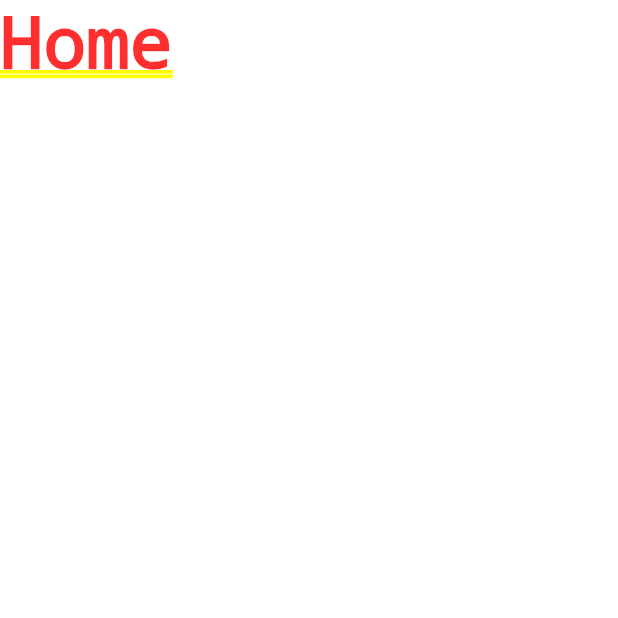
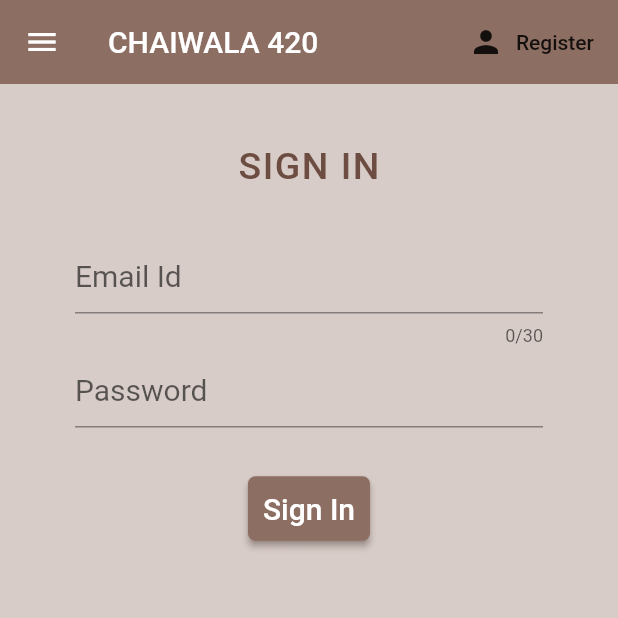
Before and after one commit to ShinuMathew/brewdy, a Flutter app: the screen it shows after launch, on a phone screen of 412 x 824 dp, the top half of it. Run offline on Flutter 3.47's test engine with Material 2 defaults, Android fonts, the phone set to English and light mode, and no system bars; our stand-ins replace firebase_auth, firebase_core; accounts and stored records are empty.

Commit message:
Added Sign up

```diff
--- a/lib/main.dart
+++ b/lib/main.dart
@@ -1,16 +1,24 @@
+import 'package:chaiwala420/models/user_model.dart';
 import 'package:chaiwala420/screens/wrapper.dart';
+import 'package:chaiwala420/services/auth.dart';
+import 'package:firebase_core/firebase_core.dart';
 import 'package:flutter/material.dart';
+import 'package:provider/provider.dart';
 
-void main() {
+void main() async {
+  WidgetsFlutterBinding.ensureInitialized();
+  await Firebase.initializeApp();
   runApp(ChaiWala());
 }
 
 class ChaiWala extends StatelessWidget {
-
   @override
   Widget build(BuildContext context) {
-    return MaterialApp(
-      home: Wrapper(),
+    return StreamProvider<UserModel>.value(
+      value: AuthService().user,
+      child: MaterialApp(
+        home: Wrapper(),
+      ),
     );
   }
 }
--- /dev/null
+++ b/lib/models/user_model.dart
@@ -0,0 +1,8 @@
+
+class UserModel {
+
+  final String uid;
+
+  UserModel({this.uid});
+
+}
--- a/lib/screens/authenticate/authenticate.dart
+++ b/lib/screens/authenticate/authenticate.dart
@@ -1,17 +1,24 @@
+import 'package:chaiwala420/screens/authenticate/register.dart';
+import 'package:chaiwala420/screens/authenticate/sign_in.dart';
 import 'package:flutter/material.dart';
 
-
 class Authenticate extends StatefulWidget {
-
   @override
   _AuthenticateState createState() => _AuthenticateState();
 }
 
 class _AuthenticateState extends State<Authenticate> {
+  bool showSignIn = true;
+
   @override
   Widget build(BuildContext context) {
-    return Container(
-      child: Text("Authenticate"),
-    );
+    if (showSignIn)
+      return SignIn(toggleView: toggleView);
+    else
+      return Register(toggleView: toggleView);
+  }
+
+  void toggleView() {
+    setState(() => showSignIn = !showSignIn);
   }
 }
--- /dev/null
+++ b/lib/screens/authenticate/sign_in.dart
@@ -0,0 +1,130 @@
+import 'package:chaiwala420/services/auth.dart';
+import 'package:chaiwala420/widgets/common/hamburger.dart';
+import 'package:firebase_auth/firebase_auth.dart';
+import 'package:flutter/cupertino.dart';
+import 'package:flutter/material.dart';
+
+class SignIn extends StatefulWidget {
+  final Function toggleView;
+
+  SignIn({this.toggleView});
+
+  @override
+  _SignInState createState() => _SignInState();
+}
+
+class _SignInState extends State<SignIn> {
+  final AuthService _auth = AuthService();
+  final _formKey = GlobalKey<FormState>();
+
+  //  Text field state
+  String email = "";
+  String password = "";
+
+  @override
+  Widget build(BuildContext context) {
+    return Scaffold(
+      backgroundColor: Colors.brown[100],
+      drawer: Hamburger().buildPublicHamburger(),
+      appBar: AppBar(
+        backgroundColor: Colors.brown[400],
+        elevation: 0.0,
+        actions: [
+          FlatButton.icon(
+              icon: Icon(Icons.person),
+              onPressed: () {
+                widget.toggleView();
+              },
+              label: Text('Register'))
+        ],
+        title: Text(
+          "CHAIWALA 420",
+          style: TextStyle(
+            fontSize: 20,
+            // letterSpacing: 2
+          ),
+        ),
+        // centerTitle: true,
+      ),
+      body: Container(
+          padding: EdgeInsets.symmetric(vertical: 20, horizontal: 50),
+          child: SingleChildScrollView(
+            child: Form(
+              key: _formKey,
+              child: Column(
+                children: <Widget>[
+                  SizedBox(
+                    height: 20,
+                  ),
+                  Text("SIGN IN",
+                      style: TextStyle(
+                          fontSize: 25,
+                          color: Colors.brown[600],
+                          fontWeight: FontWeight.w500,
+                          letterSpacing: 1)),
+                  SizedBox(
+                    height: 30,
+                  ),
+                  TextFormField(
+                    // textAlign: TextAlign.center,
+                    validator: (val) => val.isEmpty ? "Please enter an emailId" : null,
+                    maxLength: 30,
+                    style: TextStyle(fontSize: 20, height: 1.5),
+                    decoration: InputDecoration(hintText: "Email Id"),
+                    onChanged: (val) {
+                      setState(() {
+                        email = val;
+                      });
+                    },
+                  ),
+                  TextFormField(
+                    validator: (val) => val.isEmpty ? "Please enter a password" : null,
+                    // textAlign: TextAlign.center,
+                    style: TextStyle(fontSize: 20, height: 1.5),
+                    obscureText: true,
+                    decoration: InputDecoration(hintText: "Password"),
+                    onChanged: (val) {
+                      setState(() => password = val);
+                    },
+                  ),
+                  SizedBox(
+                    height: 30,
+                  ),
+                  ElevatedButton(
+                      // padding: EdgeInsets.symmetric(vertical: 8, horizontal: 8),
+                      // color: Colors.brown[400],
+                      style: ElevatedButton.styleFrom(
+                          shadowColor: Colors.brown[400],
+                          primary: Colors.brown[400],
+                          padding: EdgeInsets.all(10),
+                          shape: RoundedRectangleBorder(
+                              borderRadius: BorderRadius.circular(5))),
+                      child: Text(
+                        "Sign In",
+                        style: TextStyle(color: Colors.white, fontSize: 20),
+                      ),
+                      onPressed: () async {
+                        if (_formKey.currentState.validate()) {
+                          print("Email : ${email}\nPassword : ${password}");
+                        }
+                      })
+                ],
+              ),
+            ),
+          )
+          // RaisedButton(
+          //   child: Text("Sign in"),
+          //   onPressed: () async {
+          //     dynamic result = await _auth.signInAnonymous();
+          //     if(result == null)
+          //       print("Error signing in");
+          //     else {
+          //       print("Signed in");
+          //       print(result.uid);
+          //     }
+          //   },
+          // ),
+          ),
+    );
+  }
+}
--- a/lib/screens/wrapper.dart
+++ b/lib/screens/wrapper.dart
@@ -1,11 +1,17 @@
+import 'package:chaiwala420/models/user_model.dart';
+import 'package:chaiwala420/screens/authenticate/authenticate.dart';
 import 'package:chaiwala420/screens/home/home.dart';
 import 'package:flutter/material.dart';
+import 'package:provider/provider.dart';
 
 class Wrapper extends StatelessWidget {
-
   @override
   Widget build(BuildContext context) {
-  //  Return either Authenticate or Home widget
-    return Home();
+    final user = Provider.of<UserModel>(context);
+    //  Return either Authenticate or Home widget
+    if (user == null)
+      return Authenticate();
+    else
+      return Home();
   }
 }
--- /dev/null
+++ b/lib/widgets/common/hamburger.dart
@@ -0,0 +1,20 @@
+import 'package:flutter/cupertino.dart';
+import 'package:flutter/material.dart';
+
+class Hamburger {
+  Widget buildPublicHamburger() {
+    return Drawer(
+      child: ListView(
+        padding: EdgeInsets.zero,
+        children: <Widget>[
+          DrawerHeader(
+              decoration: BoxDecoration(
+                color: Colors.brown[400],
+              ),
+              child: Image.asset("assets/chaiwala_logo.png")),
+          ListTile()
+        ],
+      ),
+    );
+  }
+}
```
Also changed, not shown: lib/screens/authenticate/register.dart (added, +166 -0 lines), lib/screens/home/home.dart (+17 -2 lines), lib/services/auth.dart (+42 -1 lines), pubspec.yaml (+4 -3 lines), assets/chaiwala_logo.jpeg (added), assets/chaiwala_logo.png (added), assets/chaiwala_logo2.png (added), pubspec.lock, 1 other file.
